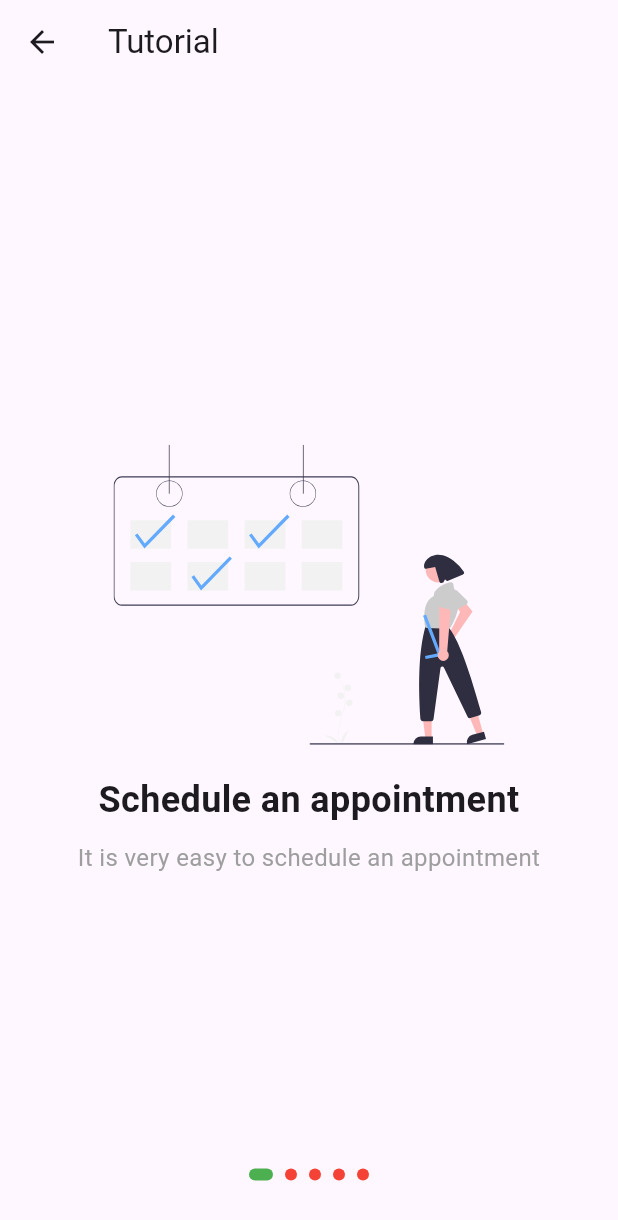
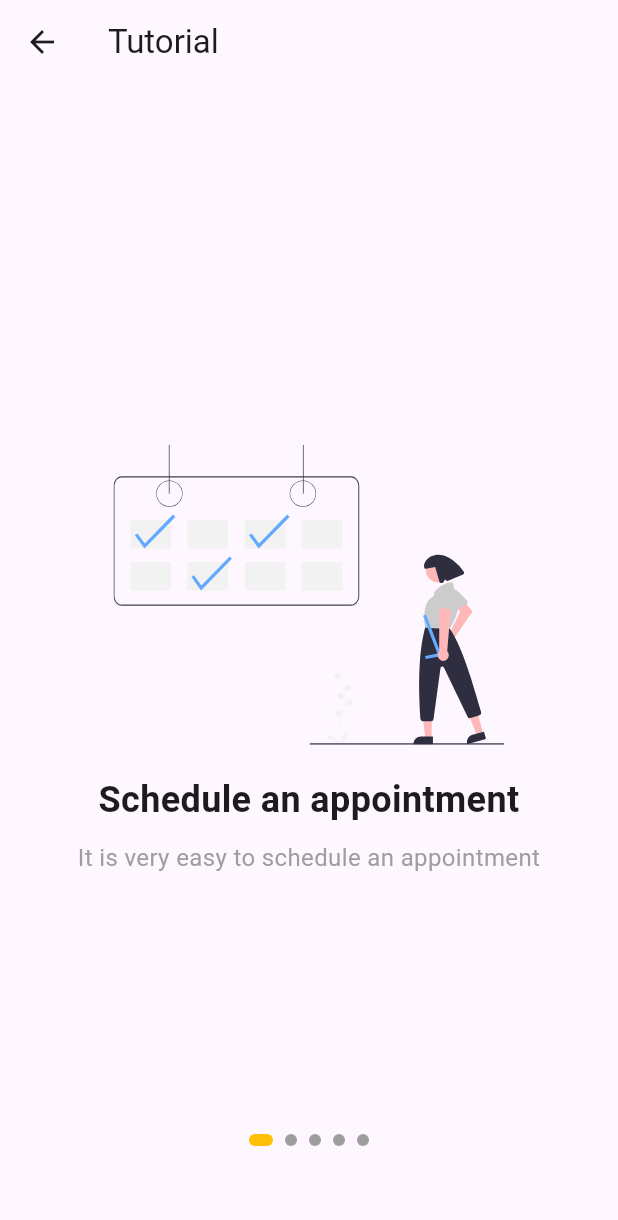
Before and after one commit to MaElaRo/observable_accessibility, a Flutter app: the OnboardingPage screen opened directly, on a phone screen of 412 x 824 dp. Shown: the top 1220 px of the screen. Run offline on Flutter 3.47's test engine with Material 3 defaults, Android fonts, the phone set to English and light mode, and no system bars; drawn by our look-alikes of smooth_page_indicator; our stand-ins replace bloc, clock, flutter_bloc, flutter_svg, freezed_annotation, rxdart and 1 more; missing offline and left inert: accessibility_tools; accounts and stored records are empty.

Commit message:
Fix colors

```diff
--- a/lib/common/widgets/page_indicator.dart
+++ b/lib/common/widgets/page_indicator.dart
@@ -45,8 +45,8 @@ class _PageIndicatorState extends State<PageIndicator> {
                   dotWidth: 8,
                   dotHeight: 8,
                   strokeWidth: 4,
-                  dotColor: Colors.red,
-                  activeDotColor: Colors.green,
+                  dotColor: Colors.grey,
+                  activeDotColor: Colors.amber,
                   expansionFactor: 2,
                 ),
               ),
--- a/lib/features/onboarding/pages/onboarding_page.dart
+++ b/lib/features/onboarding/pages/onboarding_page.dart
@@ -51,10 +51,8 @@ class _OnboardingPageState extends State<OnboardingPage> {
             ),
             Align(
               alignment: Alignment.bottomCenter,
-              child: Container(
-                alignment: Alignment.bottomCenter,
-                padding: const EdgeInsets.only(bottom: 32),
-                height: 50,
+              child: SizedBox(
+                height: 128,
                 child: PageIndicator(
                   pagesCount: OnboardingStep.values.length,
                   controller: _pageController,
```
